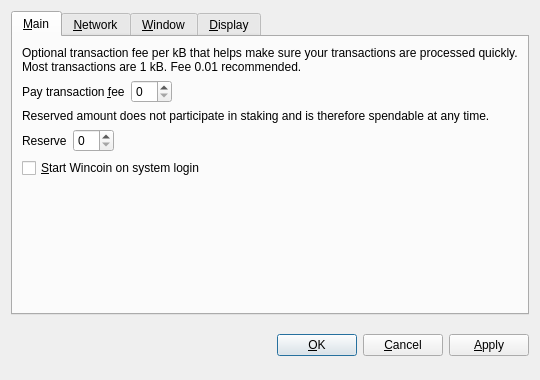
The window that src/qt/forms/optionsdialog.ui (Wincoinofficial/wincoin) describes before a commit, drawn with Qt 5.
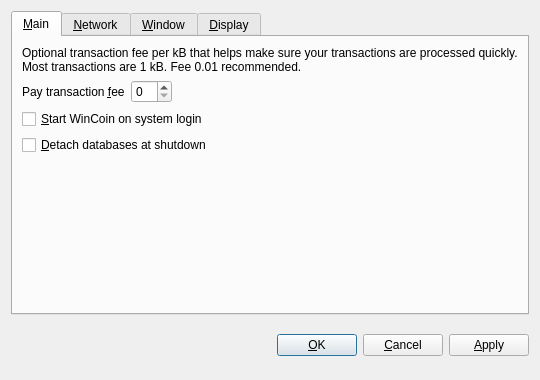
The same window after the commit. Icons and pictures are not drawn. Custom widgets are drawn as their Qt base class.

```diff
--- a/src/qt/forms/optionsdialog.ui
+++ b/src/qt/forms/optionsdialog.ui
@@ -13,9 +13,6 @@
   <property name="windowTitle">
    <string>Options</string>
   </property>
-  <property name="styleSheet">
-   <string notr="true">background-image: url(:/images/2s);</string>
-  </property>
   <property name="modal">
    <bool>true</bool>
   </property>
@@ -65,53 +62,7 @@
           <widget class="BitcoinAmountField" name="transactionFee"/>
          </item>
          <item>
-          <spacer name="horizontalSpacerFee">
-           <property name="orientation">
-            <enum>Qt::Horizontal</enum>
-           </property>
-           <property name="sizeHint" stdset="0">
-            <size>
-             <width>40</width>
-             <height>20</height>
-            </size>
-           </property>
-          </spacer>
-         </item>
-        </layout>
-       </item>
-       <item>
-        <widget class="QLabel" name="reserveBalanceInfoLabel">
-         <property name="text">
-          <string>Reserved amount does not participate in staking and is therefore spendable at any time.</string>
-         </property>
-         <property name="textFormat">
-          <enum>Qt::PlainText</enum>
-         </property>
-         <property name="wordWrap">
-          <bool>true</bool>
-         </property>
-        </widget>
-       </item>
-       <item>
-        <layout class="QHBoxLayout" name="horizontalLayoutReserveBalance">
-         <item>
-          <widget class="QLabel" name="reserveBalanceLabel">
-           <property name="text">
-            <string>Reserve</string>
-           </property>
-           <property name="textFormat">
-            <enum>Qt::PlainText</enum>
-           </property>
-           <property name="buddy">
-            <cstring>reserveBalance</cstring>
-           </property>
-          </widget>
-         </item>
-         <item>
-          <widget class="BitcoinAmountField" name="reserveBalance"/>
-         </item>
-         <item>
-          <spacer name="horizontalSpacerReserveBalance">
+          <spacer name="horizontalSpacer_Main">
            <property name="orientation">
             <enum>Qt::Horizontal</enum>
            </property>
@@ -131,7 +82,17 @@
           <string>Automatically start Wincoin after logging in to the system.</string>
          </property>
          <property name="text">
-          <string>&amp;Start Wincoin on system login</string>
+          <string>&amp;Start WinCoin on system login</string>
+         </property>
+        </widget>
+       </item>
+       <item>
+        <widget class="QCheckBox" name="detachDatabases">
+         <property name="toolTip">
+          <string>Detach block and address databases at shutdown. This means they can be moved to another data directory, but it slows down shutdown. The wallet is always detached.</string>
+         </property>
+         <property name="text">
+          <string>&amp;Detach databases at shutdown</string>
          </property>
         </widget>
        </item>
```
Left out of the diff: 13 changed lines with no effect on the pictures.
